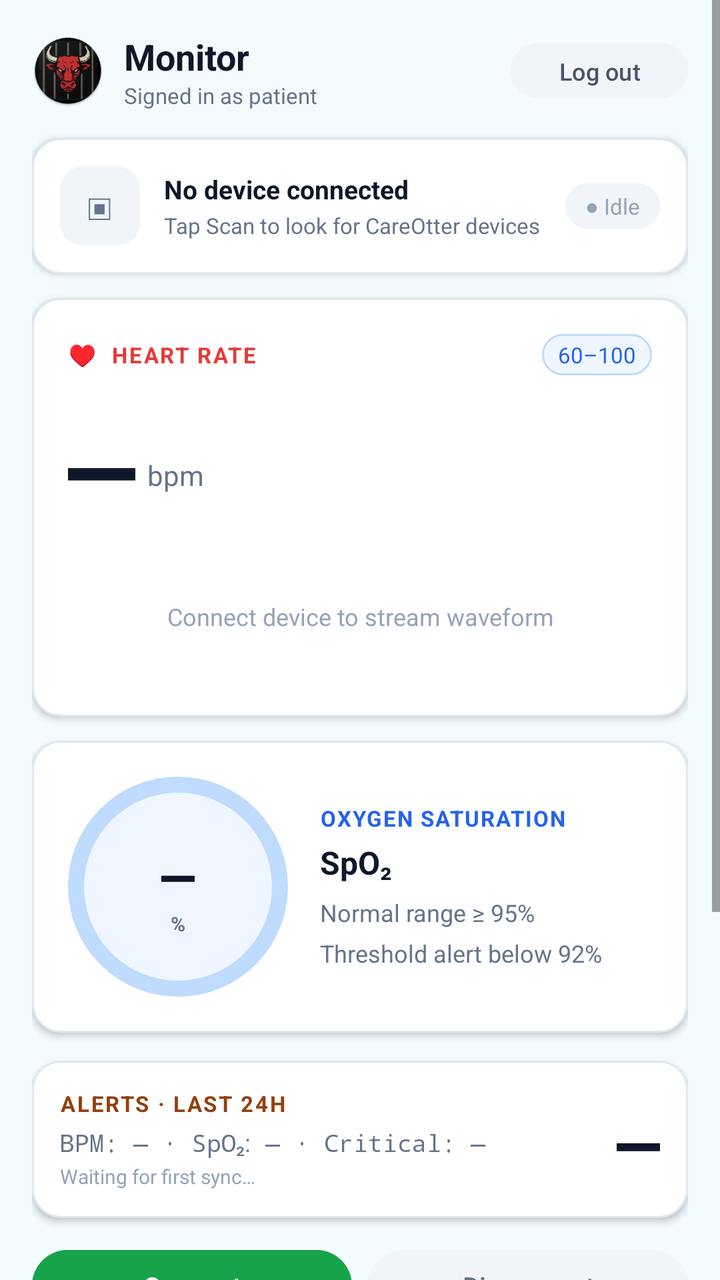
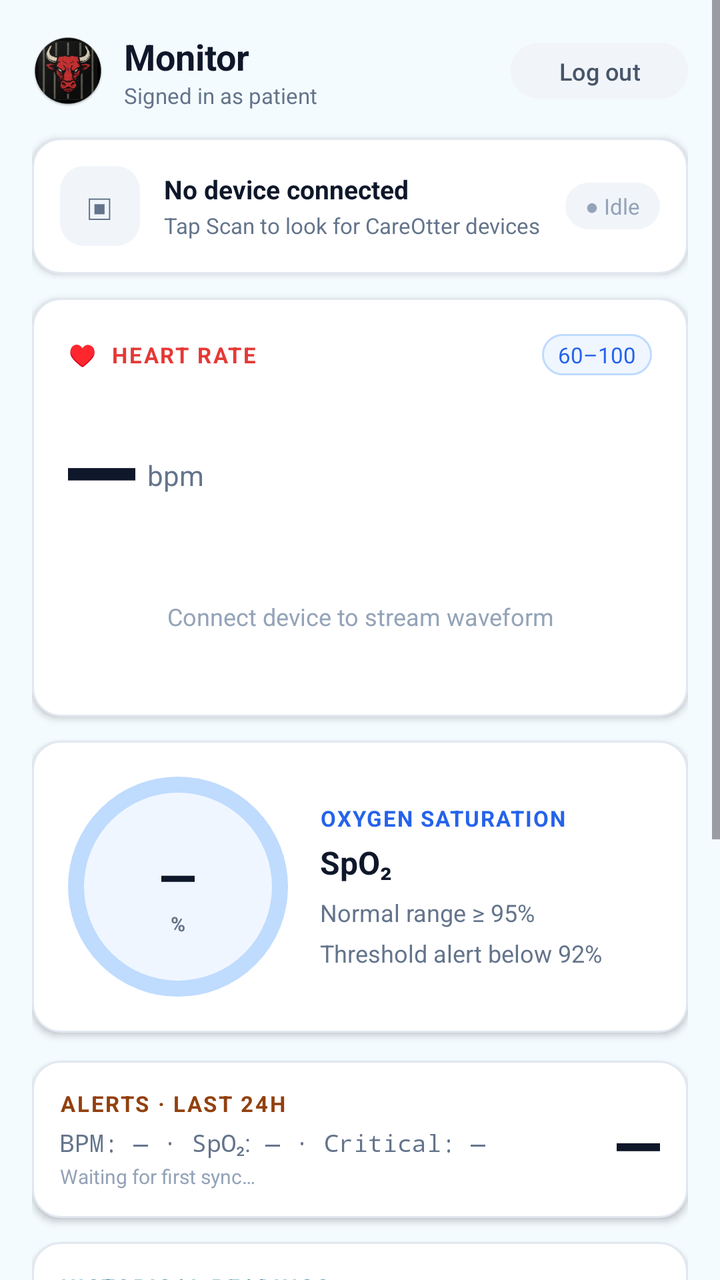

Before-and-after screenshots of an Android layout around one commit, followed by the original layout XML and the change that was made.
<!-- AndroidManifest.xml: application theme Theme.Careotter_app -->
<!-- res/layout/activity_main.xml -->
<?xml version="1.0" encoding="utf-8"?>
<LinearLayout xmlns:android="http://schemas.android.com/apk/res/android"
    android:layout_width="match_parent"
    android:layout_height="match_parent"
    android:orientation="vertical"
    android:background="#F4FBFF">

    <ScrollView
        android:layout_width="match_parent"
        android:layout_height="0dp"
        android:layout_weight="1"
        android:fillViewport="false">

        <LinearLayout
            android:layout_width="match_parent"
            android:layout_height="wrap_content"
            android:orientation="vertical"
            android:padding="16dp">

            
            <LinearLayout
                android:layout_width="match_parent"
                android:layout_height="wrap_content"
                android:orientation="horizontal"
                android:gravity="center_vertical"
                android:layout_marginBottom="14dp">

                <ImageView
                    android:layout_width="36dp"
                    android:layout_height="36dp"
                    android:src="@mipmap/ic_launcher_round"
                    android:layout_marginEnd="10dp" />

                <LinearLayout
                    android:layout_width="0dp"
                    android:layout_height="wrap_content"
                    android:layout_weight="1"
                    android:orientation="vertical">

                    <TextView
                        android:id="@+id/tvTitle"
                        android:layout_width="wrap_content"
                        android:layout_height="wrap_content"
                        android:text="Monitor"
                        android:textSize="18sp"
                        android:textStyle="bold"
                        android:textColor="#0F172A" />

                    <TextView
                        android:id="@+id/tvSubtitle"
                        android:layout_width="wrap_content"
                        android:layout_height="wrap_content"
                        android:text="Signed in as patient"
                        android:textSize="11sp"
                        android:textColor="#64748B" />
                </LinearLayout>

                <Button
                    android:id="@+id/btnLogout"
                    android:layout_width="wrap_content"
                    android:layout_height="36dp"
                    android:text="Log out"
                    android:textSize="12sp"
                    android:textColor="#475569"
                    android:backgroundTint="#F1F5F9" />
            </LinearLayout>

            
            <LinearLayout
                android:id="@+id/tvAlertBanner"
                android:layout_width="match_parent"
                android:layout_height="wrap_content"
                android:orientation="horizontal"
                android:gravity="center_vertical"
                android:background="@drawable/alert_background"
                android:padding="12dp"
                android:layout_marginBottom="12dp"
                android:visibility="gone">

                <TextView
                    android:layout_width="wrap_content"
                    android:layout_height="wrap_content"
                    android:text="⚠ "
                    android:textSize="16sp"
                    android:textColor="#92400E"
                    android:layout_marginEnd="8dp" />

                <TextView
                    android:id="@+id/tvAlertText"
                    android:layout_width="0dp"
                    android:layout_height="wrap_content"
                    android:layout_weight="1"
                    android:text=""
                    android:textSize="13sp"
                    android:textStyle="bold"
                    android:textColor="#92400E" />
            </LinearLayout>

            
            <LinearLayout
                android:layout_width="match_parent"
                android:layout_height="wrap_content"
                android:orientation="horizontal"
                android:gravity="center_vertical"
                android:background="@drawable/card_background"
                android:padding="14dp"
                android:layout_marginBottom="12dp"
                android:elevation="2dp">

                <LinearLayout
                    android:layout_width="40dp"
                    android:layout_height="40dp"
                    android:gravity="center"
                    android:background="@drawable/icon_bg_grey"
                    android:layout_marginEnd="12dp">
                    <TextView
                        android:layout_width="wrap_content"
                        android:layout_height="wrap_content"
                        android:text="▣"
                        android:textSize="18sp"
                        android:textColor="#64748B" />
                </LinearLayout>

                <LinearLayout
                    android:layout_width="0dp"
                    android:layout_height="wrap_content"
                    android:layout_weight="1"
                    android:orientation="vertical">

                    <TextView
                        android:id="@+id/tvDeviceName"
                        android:layout_width="wrap_content"
                        android:layout_height="wrap_content"
                        android:text="No device connected"
                        android:textSize="13sp"
                        android:textStyle="bold"
                        android:textColor="#0F172A" />

                    <TextView
                        android:id="@+id/tvModel"
                        android:layout_width="wrap_content"
                        android:layout_height="wrap_content"
                        android:text="Tap Scan to look for CareOtter devices"
                        android:textSize="11sp"
                        android:textColor="#64748B"
                        android:layout_marginTop="2dp" />
                </LinearLayout>

                <TextView
                    android:id="@+id/tvConnectionStatus"
                    android:layout_width="wrap_content"
                    android:layout_height="wrap_content"
                    android:text="● Idle"
                    android:textSize="11sp"
                    android:textColor="#94A3B8"
                    android:background="@drawable/pill_background"
                    android:paddingStart="10dp"
                    android:paddingEnd="10dp"
                    android:paddingTop="4dp"
                    android:paddingBottom="4dp" />
            </LinearLayout>

            
            <LinearLayout
                android:layout_width="match_parent"
                android:layout_height="wrap_content"
                android:orientation="vertical"
                android:background="@drawable/card_background"
                android:padding="18dp"
                android:layout_marginBottom="12dp"
                android:elevation="2dp">

                <LinearLayout
                    android:layout_width="match_parent"
                    android:layout_height="wrap_content"
                    android:orientation="horizontal"
                    android:gravity="center_vertical"
                    android:layout_marginBottom="6dp">

                    <TextView
                        android:layout_width="0dp"
                        android:layout_height="wrap_content"
                        android:layout_weight="1"
                        android:text="♥  HEART RATE"
                        android:textSize="11sp"
                        android:textStyle="bold"
                        android:letterSpacing="0.08"
                        android:textColor="#E53935" />

                    <TextView
                        android:layout_width="wrap_content"
                        android:layout_height="wrap_content"
                        android:text="60–100"
                        android:textSize="11sp"
                        android:textColor="#2563EB"
                        android:background="@drawable/pill_blue"
                        android:paddingStart="8dp"
                        android:paddingEnd="8dp"
                        android:paddingTop="3dp"
                        android:paddingBottom="3dp" />
                </LinearLayout>

                <LinearLayout
                    android:layout_width="match_parent"
                    android:layout_height="wrap_content"
                    android:orientation="horizontal"
                    android:gravity="bottom">

                    <TextView
                        android:id="@+id/tvBpm"
                        android:layout_width="wrap_content"
                        android:layout_height="wrap_content"
                        android:text="—"
                        android:textSize="56sp"
                        android:textStyle="bold"
                        android:textColor="#0F172A"
                        android:fontFamily="monospace" />

                    <TextView
                        android:layout_width="wrap_content"
                        android:layout_height="wrap_content"
                        android:text="bpm"
                        android:textSize="14sp"
                        android:textColor="#64748B"
                        android:layout_marginStart="6dp"
                        android:layout_marginBottom="10dp" />
                </LinearLayout>

                <TextView
                    android:id="@+id/tvWaveformHint"
                    android:layout_width="match_parent"
                    android:layout_height="64dp"
                    android:text="Connect device to stream waveform"
                    android:textSize="12sp"
                    android:textColor="#94A3B8"
                    android:gravity="center"
                    android:layout_marginTop="8dp" />
            </LinearLayout>

            
            <LinearLayout
                android:layout_width="match_parent"
                android:layout_height="wrap_content"
                android:orientation="horizontal"
                android:gravity="center_vertical"
                android:background="@drawable/card_background"
                android:padding="18dp"
                android:layout_marginBottom="14dp"
                android:elevation="2dp">

                <LinearLayout
                    android:layout_width="110dp"
                    android:layout_height="110dp"
                    android:gravity="center"
                    android:orientation="vertical"
                    android:background="@drawable/spo2_ring_bg"
                    android:layout_marginEnd="16dp">

                    <TextView
                        android:id="@+id/tvSpo2"
                        android:layout_width="wrap_content"
                        android:layout_height="wrap_content"
                        android:text="—"
                        android:textSize="28sp"
                        android:textStyle="bold"
                        android:textColor="#0F172A"
                        android:fontFamily="monospace" />

                    <TextView
                        android:layout_width="wrap_content"
                        android:layout_height="wrap_content"
                        android:text="%"
                        android:textSize="10sp"
                        android:textStyle="bold"
                        android:textColor="#64748B" />
                </LinearLayout>

                <LinearLayout
                    android:layout_width="0dp"
                    android:layout_height="wrap_content"
                    android:layout_weight="1"
                    android:orientation="vertical">

                    <TextView
                        android:layout_width="wrap_content"
                        android:layout_height="wrap_content"
                        android:text="OXYGEN SATURATION"
                        android:textSize="11sp"
                        android:textStyle="bold"
                        android:letterSpacing="0.06"
                        android:textColor="#2563EB"
                        android:layout_marginBottom="4dp" />

                    <TextView
                        android:layout_width="wrap_content"
                        android:layout_height="wrap_content"
                        android:text="SpO₂"
                        android:textSize="16sp"
                        android:textStyle="bold"
                        android:textColor="#0F172A"
                        android:layout_marginBottom="6dp" />

                    <TextView
                        android:layout_width="wrap_content"
                        android:layout_height="wrap_content"
                        android:text="Normal range ≥ 95%\nThreshold alert below 92%"
                        android:textSize="12sp"
                        android:textColor="#64748B"
                        android:lineSpacingMultiplier="1.4" />
                </LinearLayout>
            </LinearLayout>

            
            <LinearLayout
                android:id="@+id/layoutAlertsCard"
                android:layout_width="match_parent"
                android:layout_height="wrap_content"
                android:orientation="horizontal"
                android:gravity="center_vertical"
                android:background="@drawable/card_background"
                android:padding="14dp"
                android:layout_marginBottom="12dp"
                android:elevation="2dp">

                <LinearLayout
                    android:layout_width="0dp"
                    android:layout_height="wrap_content"
                    android:layout_weight="1"
                    android:orientation="vertical">

                    <TextView
                        android:layout_width="wrap_content"
                        android:layout_height="wrap_content"
                        android:text="ALERTS · LAST 24H"
                        android:textSize="11sp"
                        android:textStyle="bold"
                        android:letterSpacing="0.08"
                        android:textColor="#92400E" />

                    <TextView
                        android:id="@+id/tvAlertsBreakdown"
                        android:layout_width="wrap_content"
                        android:layout_height="wrap_content"
                        android:text="BPM: — · SpO₂: — · Critical: —"
                        android:textSize="12sp"
                        android:fontFamily="monospace"
                        android:textColor="#64748B"
                        android:layout_marginTop="4dp" />

                    <TextView
                        android:id="@+id/tvAlertsUpdated"
                        android:layout_width="wrap_content"
                        android:layout_height="wrap_content"
                        android:text="Waiting for first sync…"
                        android:textSize="10sp"
                        android:textColor="#94A3B8"
                        android:layout_marginTop="2dp" />
                </LinearLayout>

                <TextView
                    android:id="@+id/tvAlertsCount"
                    android:layout_width="wrap_content"
                    android:layout_height="wrap_content"
                    android:text="—"
                    android:textSize="36sp"
                    android:textStyle="bold"
                    android:textColor="#0F172A"
                    android:fontFamily="monospace"
                    android:gravity="end" />
            </LinearLayout>

            
            <LinearLayout
                android:id="@+id/layoutManufacturer"
                android:layout_width="match_parent"
                android:layout_height="wrap_content"
                android:orientation="horizontal"
                android:layout_marginBottom="8dp"
                android:visibility="gone">
                <TextView
                    android:layout_width="wrap_content"
                    android:layout_height="wrap_content"
                    android:text="Mfr: "
                    android:textSize="12sp"
                    android:textColor="#64748B" />
                <TextView
                    android:id="@+id/tvManufacturer"
                    android:layout_width="0dp"
                    android:layout_height="wrap_content"
                    android:layout_weight="1"
                    android:text="—"
                    android:textSize="12sp"
                    android:fontFamily="monospace"
                    android:textColor="#0F172A" />
            </LinearLayout>

            
            <LinearLayout
                android:id="@+id/diagnosticPanel"
                android:layout_width="match_parent"
                android:layout_height="wrap_content"
                android:orientation="vertical"
                android:background="@drawable/card_warn"
                android:padding="14dp"
                android:layout_marginBottom="12dp"
                android:visibility="gone">

                <LinearLayout
                    android:layout_width="match_parent"
                    android:layout_height="wrap_content"
                    android:orientation="horizontal"
                    android:gravity="center_vertical"
                    android:layout_marginBottom="10dp">

                    <TextView
                        android:layout_width="wrap_content"
                        android:layout_height="wrap_content"
                        android:text="DIAG"
                        android:textSize="10sp"
                        android:textStyle="bold"
                        android:textColor="#92400E"
                        android:background="@drawable/pill_warn"
                        android:paddingStart="8dp"
                        android:paddingEnd="8dp"
                        android:paddingTop="3dp"
                        android:paddingBottom="3dp"
                        android:layout_marginEnd="8dp" />

                    <TextView
                        android:layout_width="wrap_content"
                        android:layout_height="wrap_content"
                        android:text="Alert thresholds (raw JSON)"
                        android:textSize="13sp"
                        android:textStyle="bold"
                        android:textColor="#0F172A" />
                </LinearLayout>

                <EditText
                    android:id="@+id/etThresholdJson"
                    android:layout_width="match_parent"
                    android:layout_height="90dp"
                    android:fontFamily="monospace"
                    android:textSize="12sp"
                    android:textColor="#0F172A"
                    android:background="@drawable/input_background"
                    android:padding="10dp"
                    android:gravity="top"
                    android:layout_marginBottom="10dp" />

                <LinearLayout
                    android:layout_width="match_parent"
                    android:layout_height="wrap_content"
                    android:orientation="horizontal">

                    <Button
                        android:id="@+id/btnReadThreshold"
                        android:layout_width="0dp"
                        android:layout_height="42dp"
                        android:layout_weight="1"
                        android:layout_marginEnd="8dp"
                        android:text="Read threshold"
                        android:textSize="12sp"
                        android:textColor="#0F172A"
                        android:backgroundTint="#F1F5F9" />

                    <Button
                        android:id="@+id/btnWriteThreshold"
                        android:layout_width="0dp"
                        android:layout_height="42dp"
                        android:layout_weight="1"
                        android:text="Write threshold"
                        android:textSize="12sp"
                        android:backgroundTint="#F59E0B" />
                </LinearLayout>
            </LinearLayout>

            
            <LinearLayout
                android:layout_width="match_parent"
                android:layout_height="wrap_content"
                android:orientation="horizontal"
                android:layout_marginBottom="14dp">

                <Button
                    android:id="@+id/btnConnect"
                    android:layout_width="0dp"
                    android:layout_height="44dp"
                    android:layout_weight="1"
                    android:layout_marginEnd="8dp"
                    android:text="Connect"
                    android:textSize="13sp"
                    android:backgroundTint="#16A34A" />

                <Button
                    android:id="@+id/btnDisconnect"
                    android:layout_width="0dp"
                    android:layout_height="44dp"
                    android:layout_weight="1"
                    android:text="Disconnect"
                    android:textSize="13sp"
                    android:backgroundTint="#F1F5F9"
                    android:textColor="#64748B" />
            </LinearLayout>

            
            <LinearLayout
                android:layout_width="match_parent"
                android:layout_height="wrap_content"
                android:orientation="horizontal"
                android:gravity="center_vertical"
                android:layout_marginBottom="6dp">

                <TextView
                    android:layout_width="wrap_content"
                    android:layout_height="wrap_content"
                    android:text="BLE events"
                    android:textSize="13sp"
                    android:textStyle="bold"
                    android:textColor="#0F172A" />

                <TextView
                    android:id="@+id/tvEventCount"
                    android:layout_width="wrap_content"
                    android:layout_height="wrap_content"
                    android:text="0"
                    android:textSize="10sp"
                    android:textColor="#64748B"
                    android:background="@drawable/pill_background"
                    android:paddingStart="8dp"
                    android:paddingEnd="8dp"
                    android:paddingTop="2dp"
                    android:paddingBottom="2dp"
                    android:layout_marginStart="8dp" />
            </LinearLayout>

            <TextView
                android:layout_width="wrap_content"
                android:layout_height="wrap_content"
                android:text="/sdcard/careotter_vitals.log"
                android:textSize="10sp"
                android:fontFamily="monospace"
                android:textColor="#94A3B8"
                android:layout_marginBottom="6dp" />

            <ScrollView
                android:id="@+id/scrollOutput"
                android:layout_width="match_parent"
                android:layout_height="160dp"
                android:background="@drawable/console_background"
                android:padding="10dp">
                <TextView
                    android:id="@+id/tvOutput"
                    android:layout_width="match_parent"
                    android:layout_height="wrap_content"
                    android:fontFamily="monospace"
                    android:textSize="10sp"
                    android:textColor="#94A3B8"
                    android:text="" />
            </ScrollView>

        </LinearLayout>
    </ScrollView>
</LinearLayout>
<!-- resources referenced by this layout -->
<resources>
  <!-- drawable alert_background (drawable) -->
  <?xml version="1.0" encoding="utf-8"?>
  <shape xmlns:android="http://schemas.android.com/apk/res/android">
      <solid android:color="#FFFBEB"/>
      <corners android:radius="14dp"/>
      <stroke android:width="1dp" android:color="#FCD34D"/>
  </shape>
  <!-- drawable card_background (drawable) -->
  <?xml version="1.0" encoding="utf-8"?>
  <shape xmlns:android="http://schemas.android.com/apk/res/android">
      <solid android:color="#FFFFFF"/>
      <corners android:radius="14dp"/>
      <stroke android:width="1dp" android:color="#E2E8F0"/>
  </shape>
  <!-- drawable card_warn (drawable) -->
  <?xml version="1.0" encoding="utf-8"?>
  <shape xmlns:android="http://schemas.android.com/apk/res/android">
      <solid android:color="#FFFBEB"/>
      <corners android:radius="14dp"/>
      <stroke android:width="1dp" android:color="#FCD34D"/>
  </shape>
  <!-- drawable console_background (drawable) -->
  <?xml version="1.0" encoding="utf-8"?>
  <shape xmlns:android="http://schemas.android.com/apk/res/android">
      <solid android:color="#0F172A"/>
      <corners android:radius="12dp"/>
  </shape>
  <!-- drawable icon_bg_grey (drawable) -->
  <?xml version="1.0" encoding="utf-8"?>
  <shape xmlns:android="http://schemas.android.com/apk/res/android">
      <solid android:color="#F1F5F9"/>
      <corners android:radius="12dp"/>
  </shape>
  <!-- drawable input_background (drawable) -->
  <?xml version="1.0" encoding="utf-8"?>
  <shape xmlns:android="http://schemas.android.com/apk/res/android">
      <solid android:color="#F8FAFC"/>
      <corners android:radius="10dp"/>
      <stroke android:width="1dp" android:color="#CBD5E1"/>
  </shape>
  <!-- drawable pill_background (drawable) -->
  <?xml version="1.0" encoding="utf-8"?>
  <shape xmlns:android="http://schemas.android.com/apk/res/android">
      <solid android:color="#F1F5F9"/>
      <corners android:radius="100dp"/>
  </shape>
  <!-- drawable pill_blue (drawable) -->
  <?xml version="1.0" encoding="utf-8"?>
  <shape xmlns:android="http://schemas.android.com/apk/res/android">
      <solid android:color="#EFF6FF"/>
      <corners android:radius="100dp"/>
      <stroke android:width="1dp" android:color="#BFDBFE"/>
  </shape>
  <!-- drawable pill_warn (drawable) -->
  <?xml version="1.0" encoding="utf-8"?>
  <shape xmlns:android="http://schemas.android.com/apk/res/android">
      <solid android:color="#FEF3C7"/>
      <corners android:radius="100dp"/>
  </shape>
  <!-- drawable spo2_ring_bg (drawable) -->
  <?xml version="1.0" encoding="utf-8"?>
  <shape xmlns:android="http://schemas.android.com/apk/res/android" android:shape="oval">
      <solid android:color="#EFF6FF"/>
      <stroke android:width="8dp" android:color="#BFDBFE"/>
  </shape>
  <!-- mipmap ic_launcher_round: png bitmap (mipmap-mdpi, 4773 bytes) -->
  <style name="Theme.Careotter_app" parent="Base.Theme.Careotter_app" />
  <style name="Base.Theme.Careotter_app" parent="Theme.Material3.DayNight.NoActionBar">
          
          
      </style>
</resources>

<!-- the commit's change to res/layout/activity_main.xml (unified diff, before → after) -->
@@ -366,6 +366,54 @@
                     android:textStyle="bold"
                     android:textColor="#0F172A"
                     android:fontFamily="monospace"
+                    android:gravity="end" />
+            </LinearLayout>
+
+            
+            <LinearLayout
+                android:id="@+id/layoutHistoryCard"
+                android:layout_width="match_parent"
+                android:layout_height="wrap_content"
+                android:orientation="horizontal"
+                android:gravity="center_vertical"
+                android:background="@drawable/card_background"
+                android:padding="14dp"
+                android:layout_marginBottom="12dp"
+                android:elevation="2dp"
+                android:clickable="true"
+                android:focusable="true">
+
+                <LinearLayout
+                    android:layout_width="0dp"
+                    android:layout_height="wrap_content"
+                    android:layout_weight="1"
+                    android:orientation="vertical">
+
+                    <TextView
+                        android:layout_width="wrap_content"
+                        android:layout_height="wrap_content"
+                        android:text="HISTORICAL READINGS"
+                        android:textSize="11sp"
+                        android:textStyle="bold"
+                        android:letterSpacing="0.08"
+                        android:textColor="#0E7490" />
+
+                    <TextView
+                        android:layout_width="wrap_content"
+                        android:layout_height="wrap_content"
+                        android:text="Your BPM and SpO2 from the last hour"
+                        android:textSize="12sp"
+                        android:textColor="#64748B"
+                        android:layout_marginTop="4dp" />
+                </LinearLayout>
+
+                <TextView
+                    android:layout_width="wrap_content"
+                    android:layout_height="wrap_content"
+                    android:text="&gt;"
+                    android:textSize="28sp"
+                    android:textStyle="bold"
+                    android:textColor="#0E7490"
                     android:gravity="end" />
             </LinearLayout>
 
